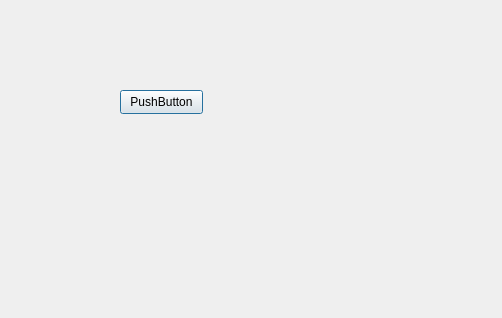
Old version of the form choose_file.ui in the repository zxczhai/OpenScan3D.
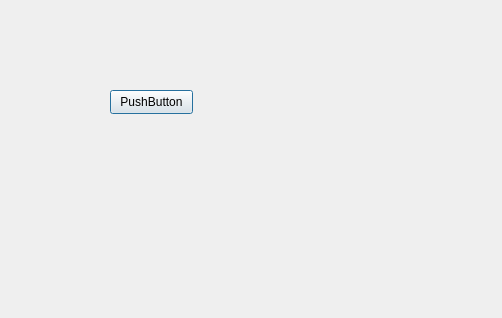
New version of the form.

Commit message: finished the user filled in the parameter writing and formulating file, and the camera parameter writing of the video frame extraction interface

The edit to the form file:
```diff
--- a/choose_file.ui
+++ b/choose_file.ui
@@ -16,7 +16,7 @@
   <widget class="QPushButton" name="pushButton">
    <property name="geometry">
     <rect>
-     <x>120</x>
+     <x>110</x>
      <y>90</y>
      <width>83</width>
      <height>24</height>
```
The commit also changes 7 other files.
